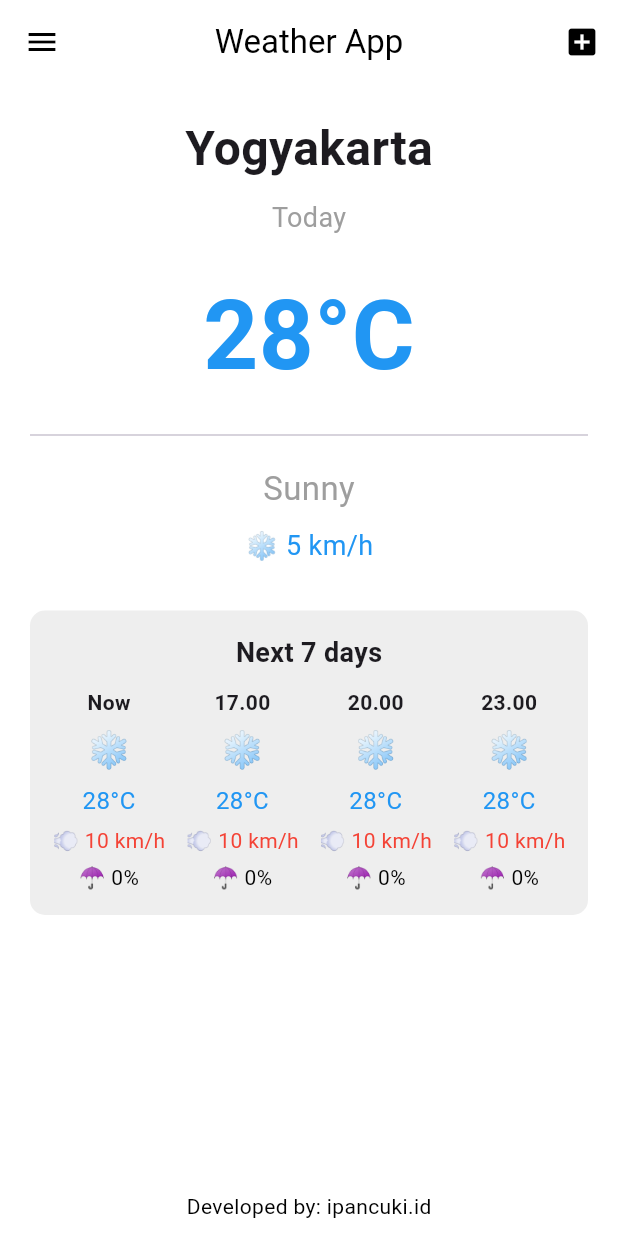
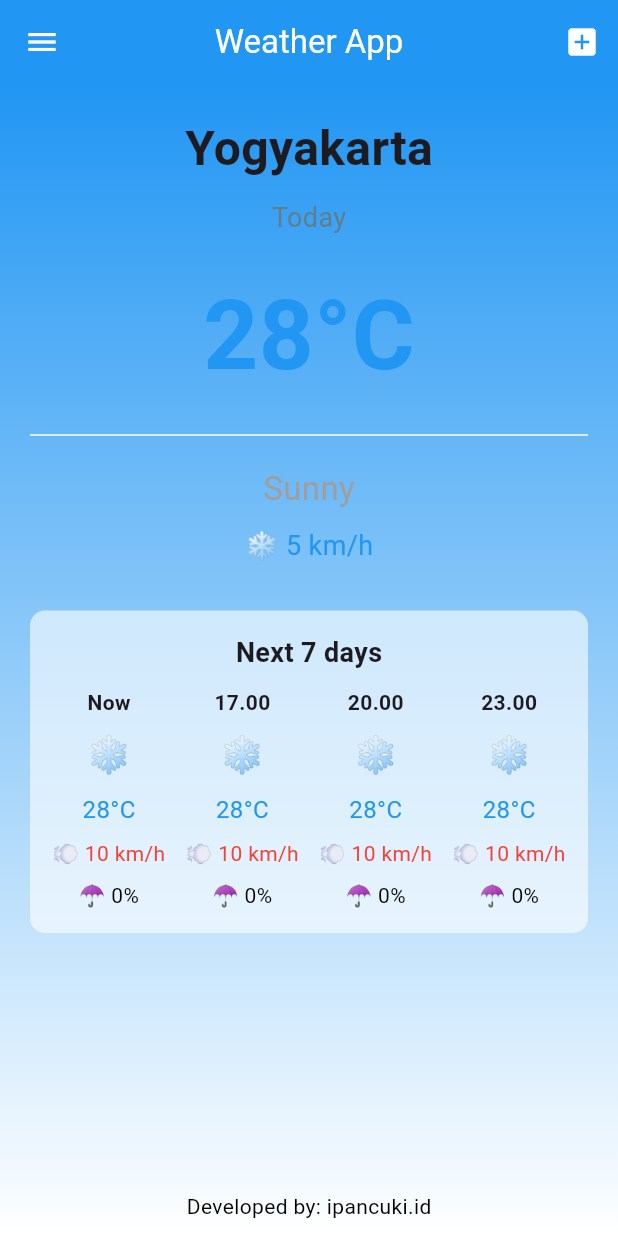
Before and after one commit to IrfanHidayatulahP/BasicLayout_0142, a Flutter app: the screen it shows after launch, on a phone screen of 412 x 824 dp. Run offline on Flutter 3.47's test engine with Material 3 defaults, Android fonts, the phone set to English and light mode, and no system bars.

Commit message:
merubah warna background dan warna font

```diff
--- a/lib/main.dart
+++ b/lib/main.dart
@@ -21,23 +21,30 @@ class WeatherScreen extends StatelessWidget {
   Widget build(BuildContext context) {
     return Scaffold(
       appBar: AppBar(
-        title: const Text("Weather App", style: TextStyle(color: Colors.black)),
+        title: const Text("Weather App", style: TextStyle(color: Colors.white)),
         centerTitle: true,
-        backgroundColor: Colors.white,
+        backgroundColor: Colors.blue,
         elevation: 0,
         leading: IconButton(
-          icon: Icon(Icons.menu, color: Colors.black),
+          icon: Icon(Icons.menu, color: Colors.white),
           onPressed: () {},
         ),
         actions: [
           IconButton(
-            icon: Icon(Icons.add_box, color: Colors.black),
+            icon: Icon(Icons.add_box, color: Colors.white),
             onPressed: () {},
           ),
         ],
       ),
-      backgroundColor: Colors.white,
-      body: Padding(
+      body: Container(
+        decoration: const BoxDecoration(
+          gradient: LinearGradient(
+            begin: Alignment.topCenter,
+            end: Alignment.bottomCenter,
+            colors: [Colors.blue, Colors.white],
+          ),
+        ),
+        child: Padding(
           padding: const EdgeInsets.symmetric(horizontal: 20.0),
           child: Column(
             crossAxisAlignment: CrossAxisAlignment.center,
@@ -45,10 +52,10 @@ class WeatherScreen extends StatelessWidget {
               const SizedBox(height: 20),
               const Text("Yogyakarta", style: TextStyle(fontSize: 32, fontWeight: FontWeight.bold)),
               const SizedBox(height: 10),
-            const Text("Today", style: TextStyle(fontSize: 18, color: Colors.grey)),
+              const Text("Today", style: TextStyle(fontSize: 18, color: Colors.blueGrey)),
               const SizedBox(height: 20),
               const Text("28°C", style: TextStyle(fontSize: 64, fontWeight: FontWeight.bold, color: Colors.blue)),
-            const Divider(height: 40, thickness: 1),
+              const Divider(height: 40, thickness: 1, color: Colors.white),
               const Text("Sunny", style: TextStyle(fontSize: 22, color: Colors.grey)),
               const SizedBox(height: 10),
               const Text("❄ 5 km/h", style: TextStyle(fontSize: 18, color: Colors.blue)),
@@ -56,7 +63,7 @@ class WeatherScreen extends StatelessWidget {
               Container(
                 padding: EdgeInsets.all(15),
                 decoration: BoxDecoration(
-                color: Colors.grey.shade200,
+                  color: Colors.white.withOpacity(0.6),
                   borderRadius: BorderRadius.circular(10),
                 ),
                 child: Column(
@@ -81,6 +88,7 @@ class WeatherScreen extends StatelessWidget {
             ],
           ),
         ),
+      ),
     );
   }
 
@@ -88,13 +96,13 @@ class WeatherScreen extends StatelessWidget {
     return Column(
       children: [
         Text(time, style: TextStyle(fontSize: 14, fontWeight: FontWeight.bold)),
-        SizedBox(height: 5),
+        SizedBox(height: 8),
         Text("❄", style: TextStyle(fontSize: 24, color: Colors.blue)),
-        SizedBox(height: 5),
+        SizedBox(height: 8),
         Text("28°C", style: TextStyle(fontSize: 16, color: Colors.blue)),
-        SizedBox(height: 5),
+        SizedBox(height: 8),
         Text("💨 10 km/h", style: TextStyle(fontSize: 14, color: Colors.red)),
-        SizedBox(height: 5),
+        SizedBox(height: 8),
         Text("☂ 0%", style: TextStyle(fontSize: 14, color: Colors.black)),
       ],
     );
```
Lines whose indentation alone changed are shown as unchanged.
